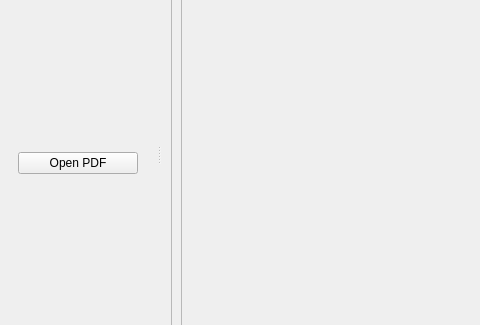
Qt form mainwindow.ui (Ruzegon/portal-pdf) before a commit; both pictures show x 0 to 480 and y 180 to 505 of the 905 by 641 pixel window.
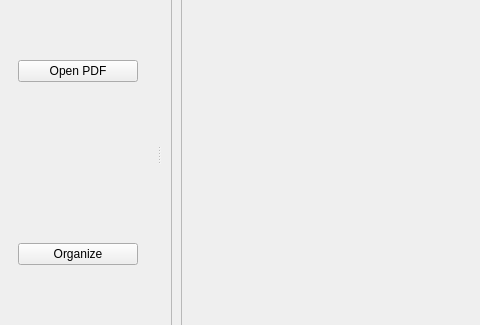
The same form after that commit. Icons and pictures are not drawn.

Commit message:
Organize pages
Added new feature:
Organize pages

The edit to the form file:
```diff
--- a/mainwindow.ui
+++ b/mainwindow.ui
@@ -119,6 +119,13 @@
           </property>
          </widget>
         </item>
+        <item>
+         <widget class="QPushButton" name="buttonOrganize">
+          <property name="text">
+           <string>Organize</string>
+          </property>
+         </widget>
+        </item>
        </layout>
       </widget>
      </item>
```
The commit also changes 3 other files.
